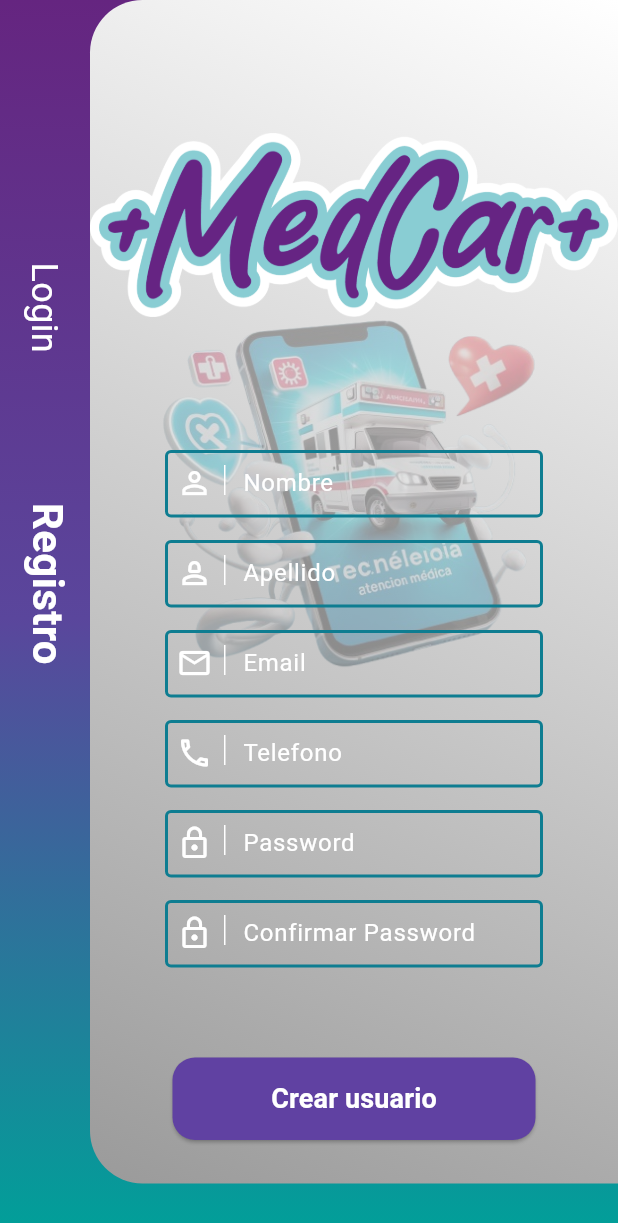
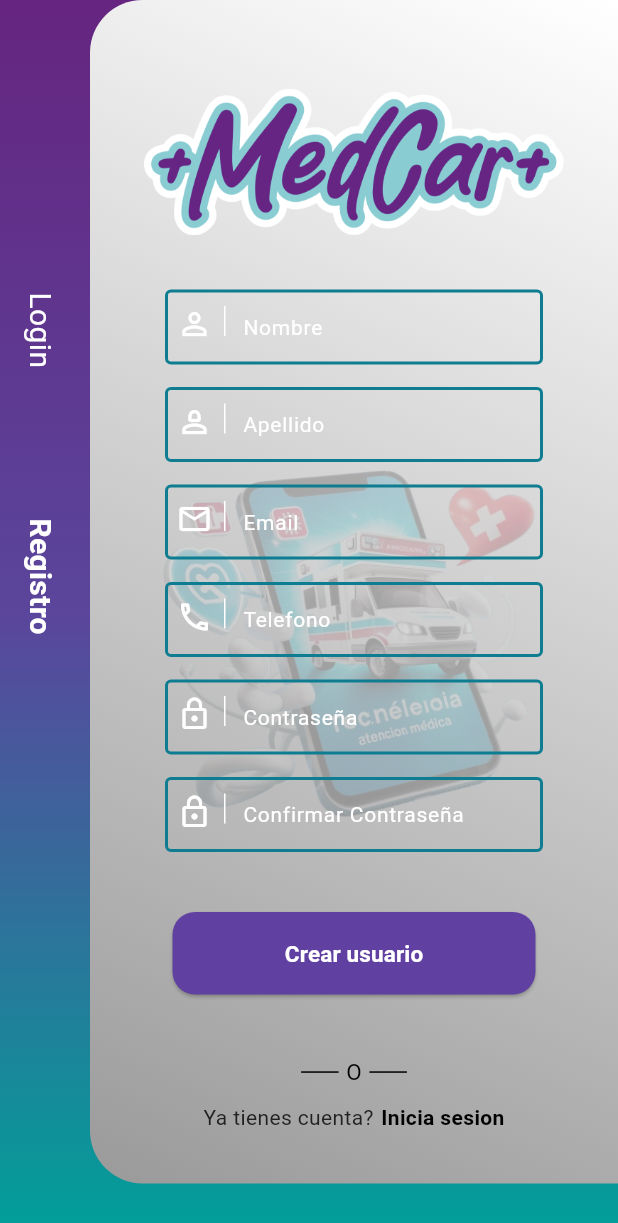
Before and after one commit to melinaSQ/medcar-frontend, a Flutter app: the screen it shows after launch, after a tap on "Registro", on a phone screen of 412 x 824 dp. Shown: the top 1223 px of the screen. Run offline on Flutter 3.47's test engine with Material 3 defaults, Android fonts, the phone set to English and light mode, and no system bars; our stand-ins replace equatable, flutter_bloc, get_it, shared_preferences.

Commit message:
feat(ui): ajustar diseño responsive para pantallas móviles
- login_content: reducir imagen logo, textos y espaciados

- register_content: reducir imagen, ajustar márgenes del form

- default_text_field_outlined: estilo texto entrada 14px, altura 50px

```diff
--- a/lib/src/presentation/pages/auth/login/login_content.dart
+++ b/lib/src/presentation/pages/auth/login/login_content.dart
@@ -87,8 +87,8 @@ class LoginContent extends StatelessWidget {
                 children: [
                   SizedBox(height: 5),
                   _imageMedcar(),
-                  _text('Introduce tu correo electronico', 28),
-                  _text('Te enviaremos un código para verificar tu correo', 18),
+                  _text('Introduce tu correo electronico', 20),
+                  _text('Te enviaremos un código para verificar tu correo', 13),
 
                   //***campo email
                   DefaultTextField(
@@ -110,7 +110,7 @@ class LoginContent extends StatelessWidget {
                     margin: EdgeInsets.only(top: 15, left: 20, right: 20),
                   ),
 
-                  SizedBox(height: 40),
+                  SizedBox(height: 25),
 
                   DefaultButton(
                     text: 'Iniciar Sesión',
@@ -124,7 +124,7 @@ class LoginContent extends StatelessWidget {
                     },
                   ),
 
-                  SizedBox(height: MediaQuery.of(context).size.height * 0.15),
+                  SizedBox(height: MediaQuery.of(context).size.height * 0.05),
                   _separatorOr(),
                   SizedBox(height: 10),
                   _textDontHaveAccount(context),
@@ -166,8 +166,8 @@ class LoginContent extends StatelessWidget {
       alignment: Alignment.center,
       child: Image.asset(
         'assets/img/medcar_logo_color.png',
-        width: 400, // ajustar el ancho segun sea necesario pixeles
-        height: 300, // ajustar el alto segun sea necesario pixeles
+        width: 350, // ajustar el ancho segun sea necesario pixeles
+        height: 200, // ajustar el alto segun sea necesario pixeles (reducido de 300 a 200)
       ),
     );
   }
@@ -178,7 +178,7 @@ class LoginContent extends StatelessWidget {
       children: [
         Text(
           'No tienes cuenta?',
-          style: TextStyle(color: Colors.grey[900], fontSize: 16),
+          style: TextStyle(color: Colors.grey[900], fontSize: 14),
         ),
         SizedBox(width: 7),
         GestureDetector(
@@ -190,7 +190,7 @@ class LoginContent extends StatelessWidget {
             style: TextStyle(
               color: Colors.black,
               fontWeight: FontWeight.bold,
-              fontSize: 16,
+              fontSize: 14,
             ),
           ),
         ),
@@ -208,7 +208,7 @@ class LoginContent extends StatelessWidget {
           color: Colors.black,
           margin: EdgeInsets.only(right: 5),
         ),
-        Text('O', style: TextStyle(color: Colors.black, fontSize: 17)),
+        Text('O', style: TextStyle(color: Colors.black, fontSize: 15)),
         Container(
           width: 25,
           height: 1,
@@ -228,7 +228,7 @@ class LoginContent extends StatelessWidget {
         quarterTurns: 1,
         child: Text(
           'Registro',
-          style: TextStyle(color: Colors.white, fontSize: 24),
+          style: TextStyle(color: Colors.white, fontSize: 20),
         ),
       ),
     );
@@ -241,7 +241,7 @@ class LoginContent extends StatelessWidget {
         'Login',
         style: TextStyle(
           color: Colors.white,
-          fontSize: 28,
+          fontSize: 20,
           fontWeight: FontWeight.bold,
         ),
       ),
--- a/lib/src/presentation/pages/auth/register/register_content.dart
+++ b/lib/src/presentation/pages/auth/register/register_content.dart
@@ -73,7 +73,7 @@ class RegisterContent extends StatelessWidget {
                       DefaultTextFieldOutlined(
                         text: 'Nombre',
                         icon: Icons.person_outline,
-                        margin: EdgeInsets.only(left: 50, right: 50, top: 50),
+                        margin: EdgeInsets.only(left: 50, right: 50, top: 15),
                         onChanged: (text) {
 
                         },
@@ -107,7 +107,7 @@ class RegisterContent extends StatelessWidget {
 
                       ),
                       DefaultTextFieldOutlined(
-                        text: 'Password',
+                        text: 'Contraseña',
                         icon: Icons.lock_outlined,
                         margin: EdgeInsets.only(left: 50, right: 50, top: 15),
                         onChanged: (text) {
@@ -116,7 +116,7 @@ class RegisterContent extends StatelessWidget {
 
                       ),
                       DefaultTextFieldOutlined(
-                        text: 'Confirmar Password',
+                        text: 'Confirmar Contraseña',
                         icon: Icons.lock_outlined,
                         margin: EdgeInsets.only(left: 50, right: 50, top: 15),
                         onChanged: (text) {
@@ -126,7 +126,7 @@ class RegisterContent extends StatelessWidget {
                       ),
 
                       SizedBox(
-                        height: 40,
+                        height: 20,
                       ),
 
                       //****boton de registrase */
@@ -139,10 +139,11 @@ class RegisterContent extends StatelessWidget {
                         textColor: Colors.white,
                         margin: EdgeInsets.only(top: 20, left: 55, right: 55),
                       ),
-                      SizedBox(height: 25),
+                      SizedBox(height: MediaQuery.of(context).size.height * 0.05),
                       _separatorOr(),
                       SizedBox(height: 10),
-                      _textIAlreadyHaveAccount(context)
+                      _textIAlreadyHaveAccount(context),
+                      SizedBox(height: 50),
                     ],
                   ),
                 ),
@@ -160,7 +161,7 @@ class RegisterContent extends StatelessWidget {
       child: Text(
         'Registro',
         style: TextStyle(
-            fontSize: 28, color: Colors.white, fontWeight: FontWeight.bold),
+            fontSize: 20, color: Colors.white, fontWeight: FontWeight.bold),
       ),
     );
   }
@@ -175,7 +176,7 @@ class RegisterContent extends StatelessWidget {
         child: Text(
           'Login',
           style: TextStyle(
-            fontSize: 24,
+            fontSize: 20,
             color: Colors.white,
           ),
         ),
@@ -185,14 +186,13 @@ class RegisterContent extends StatelessWidget {
 
   Widget _imageMedcar() {
     return Container(
-      margin: EdgeInsets.only(
-        top: 50,
-      ),
+      padding: EdgeInsets.all(0),
+      margin: EdgeInsets.only(left: 20, right: 20, top: 38),
       alignment: Alignment.center,
       child: Image.asset(
         'assets/img/medcar_logo_color.png',
-        width: 400,
-        height: 200,
+        width: 280, // ajustar el ancho segun sea necesario pixeles
+        height: 140, // ajustar el alto segun sea necesario pixeles (reducido para subir el form)
       ),
     );
   }
@@ -209,7 +209,7 @@ class RegisterContent extends StatelessWidget {
         ),
         Text(
           'O',
-          style: TextStyle(color: Colors.black, fontSize: 17),
+          style: TextStyle(color: Colors.black, fontSize: 15),
         ),
         Container(
           width: 25,
@@ -227,7 +227,7 @@ class RegisterContent extends StatelessWidget {
       children: [
         Text(
           'Ya tienes cuenta?',
-          style: TextStyle(color: Colors.grey[900], fontSize: 16),
+          style: TextStyle(color: Colors.grey[900], fontSize: 14),
         ),
         SizedBox(width: 5),
         GestureDetector(
@@ -237,7 +237,7 @@ class RegisterContent extends StatelessWidget {
           child: Text(
             'Inicia sesion',
             style: TextStyle(
-                color: Colors.black, fontWeight: FontWeight.bold, fontSize: 16),
+                color: Colors.black, fontWeight: FontWeight.bold, fontSize: 14),
           ),
         ),
       ],
@@ -247,12 +247,12 @@ class RegisterContent extends StatelessWidget {
   Widget _imageBackground(BuildContext context) {
     return Container(
       alignment: Alignment.bottomCenter,
-      margin: EdgeInsets.only(bottom: 300),
+      margin: EdgeInsets.only(bottom: 200),
       child: Image.asset(
         'assets/img/celular_con_ambulancia_3d.png',
         width: MediaQuery.of(context).size.width * 0.9,
         height: MediaQuery.of(context).size.height * 0.4,
-        opacity: AlwaysStoppedAnimation(0.3),
+        opacity: AlwaysStoppedAnimation(0.2),
       ),
     );
   }
--- /dev/null
+++ b/lib/src/presentation/utils/BlocFormItem.dart
@@ -0,0 +1,25 @@
+// ignore_for_file: file_names
+
+class BlocFormItem {
+
+  final String value;
+  final String? error;
+
+  //constructor
+  const BlocFormItem({
+    this.value = '',
+    this.error
+  });
+
+  //metodo para cambiar el estado de la clase
+  BlocFormItem copyWith({
+    String? value,
+    String? error
+  }) {
+    return BlocFormItem(
+      value: value ?? this.value,
+      error: error ?? this.error
+    );
+  }
+
+}
--- a/lib/src/presentation/widgets/default_button.dart
+++ b/lib/src/presentation/widgets/default_button.dart
@@ -55,7 +55,7 @@ class DefaultButton extends StatelessWidget {
                 text,
                 style: TextStyle(
                     color: textColor,
-                    fontSize: 18,
+                    fontSize: 15,
                     fontWeight: FontWeight.bold),
               ),
             ],
--- a/lib/src/presentation/widgets/default_text_field.dart
+++ b/lib/src/presentation/widgets/default_text_field.dart
@@ -19,7 +19,7 @@ class DefaultTextField extends StatelessWidget {
       required this.text,
       required this.icon,
       required this.onChanged,
-      this.margin = const EdgeInsets.only(top: 30, left: 20, right: 20),
+      this.margin = const EdgeInsets.only(top: 20, left: 20, right: 20),
       this.validator,
       this.backgroundColor = Colors.white,
       //this.backgroundColor = const Color.fromARGB(255, 219, 216, 216),
@@ -32,6 +32,7 @@ class DefaultTextField extends StatelessWidget {
     return Container(
       height: 65,
       margin: margin,
+      padding: EdgeInsets.only(right: 20),
       decoration: BoxDecoration(
           color: backgroundColor,
           borderRadius: BorderRadius.only(
@@ -43,14 +44,14 @@ class DefaultTextField extends StatelessWidget {
           onChanged(text);
         },
         obscureText: obscureText,
-        style: TextStyle(fontSize: 20),
+        style: TextStyle(fontSize: 14),
         initialValue: initialValue,
         //validator: validator,
         keyboardType: keyboardType,
         decoration: InputDecoration(
             label: Text(
               text,
-              style: TextStyle(fontSize: 19),
+              style: TextStyle(fontSize: 14),
             ),
             border: InputBorder.none,
             prefixIcon: Container(
@@ -62,11 +63,11 @@ class DefaultTextField extends StatelessWidget {
                 children: [
                   Icon(
                     icon,
-                    size: 32,
+                    size: 22,
                   ),
                   Container(
                     margin: EdgeInsets.only(right: 2, left: 15),
-                    height: 37,
+                    height: 22,
                     width: 1,
                     color: Colors.grey,
                   )
--- a/lib/src/presentation/widgets/default_text_field_outlined.dart
+++ b/lib/src/presentation/widgets/default_text_field_outlined.dart
@@ -22,7 +22,7 @@ class DefaultTextFieldOutlined extends StatelessWidget {
   @override
   Widget build(BuildContext context) {
     return Container(
-      height: 45,
+      height: 50,
       margin: margin,
       decoration: BoxDecoration(
         // color: Color.fromRGBO(255, 255, 255, 0.2),
@@ -36,11 +36,16 @@ class DefaultTextFieldOutlined extends StatelessWidget {
           onChanged(text);
         },
         validator: validator,
+        style: TextStyle(
+          //color: Colors.white,
+          fontSize: 14, // Tamaño del texto que escribe el usuario
+        ),
         decoration: InputDecoration(
           label: Text(
             text,
             style: TextStyle(
-              color: Colors.white
+              color: Colors.white,
+              fontSize: 14,
             ),
           ),
 
```
